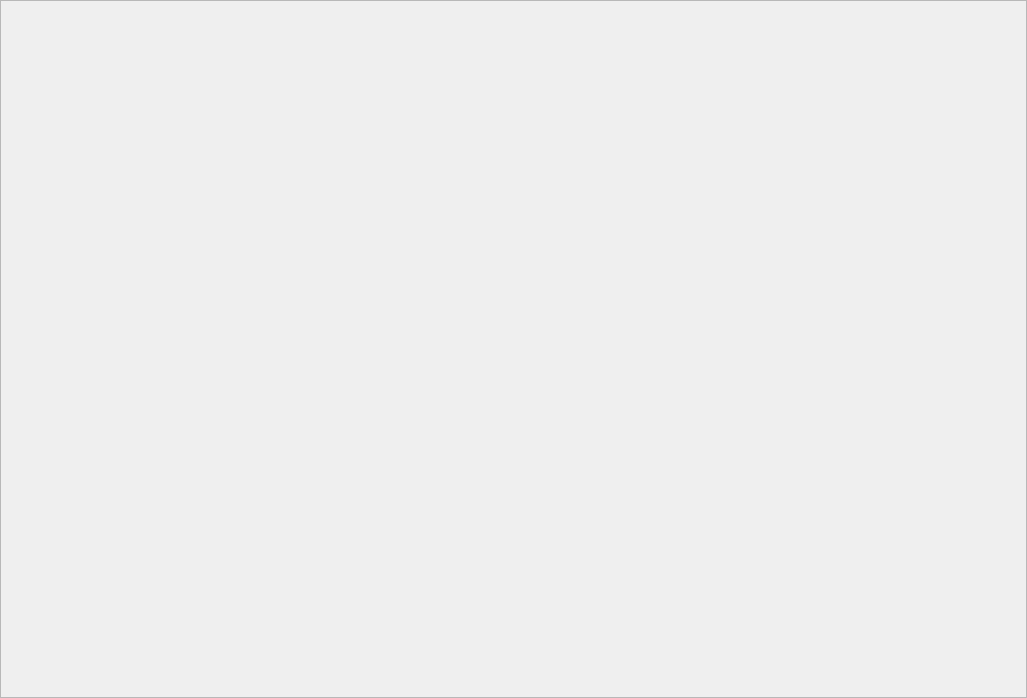
Zugzwangs/Eternal-Deck-Builder, file src/tab_gold_fich.ui: the form before one commit.
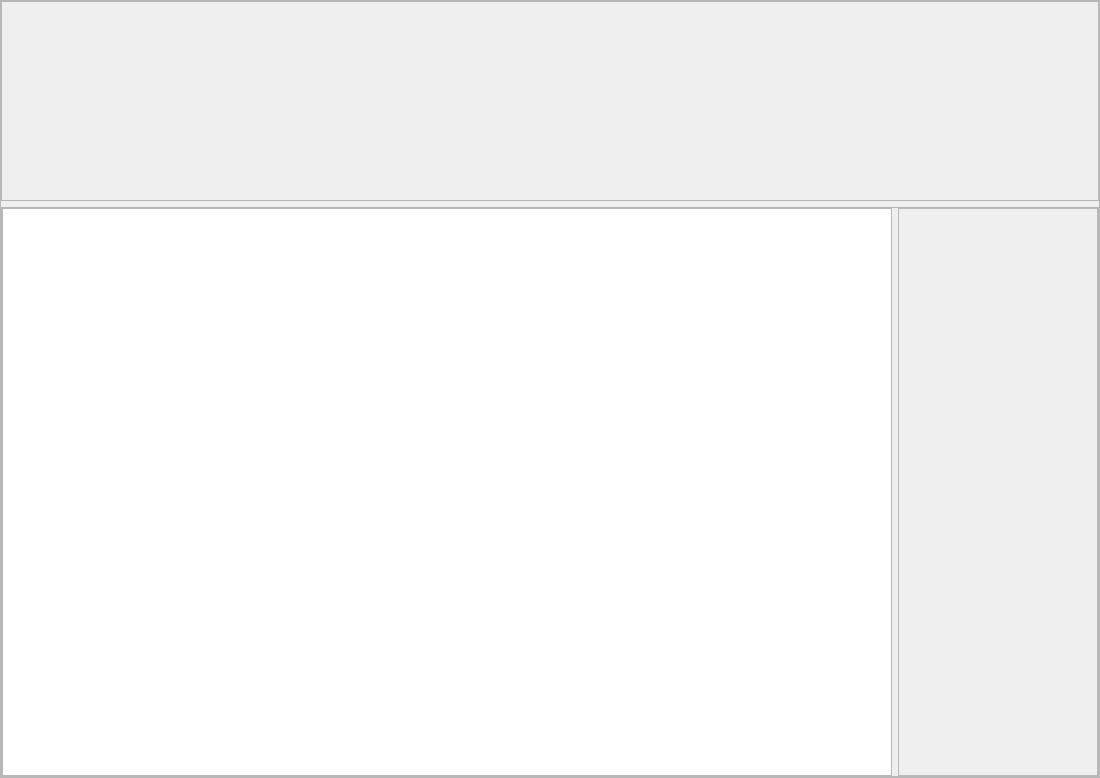
The form after the commit. Custom widgets are drawn as their Qt base class.

Commit message: layout tab gold fish added

Diff of the .ui file:
```diff
--- a/src/tab_gold_fich.ui
+++ b/src/tab_gold_fich.ui
@@ -6,8 +6,8 @@
    <rect>
     <x>0</x>
     <y>0</y>
-    <width>1027</width>
-    <height>698</height>
+    <width>1100</width>
+    <height>778</height>
    </rect>
   </property>
   <property name="windowTitle">
@@ -21,12 +21,157 @@
     <rect>
      <x>0</x>
      <y>0</y>
-     <width>1025</width>
-     <height>696</height>
+     <width>1098</width>
+     <height>776</height>
     </rect>
    </property>
+   <layout class="QVBoxLayout" name="verticalLayout" stretch="1,3">
+    <property name="leftMargin">
+     <number>0</number>
+    </property>
+    <property name="topMargin">
+     <number>0</number>
+    </property>
+    <property name="rightMargin">
+     <number>0</number>
+    </property>
+    <property name="bottomMargin">
+     <number>0</number>
+    </property>
+    <item>
+     <widget class="QFrame" name="TopBoard">
+      <property name="sizePolicy">
+       <sizepolicy hsizetype="Preferred" vsizetype="Fixed">
+        <horstretch>0</horstretch>
+        <verstretch>0</verstretch>
+       </sizepolicy>
+      </property>
+      <property name="minimumSize">
+       <size>
+        <width>0</width>
+        <height>200</height>
+       </size>
+      </property>
+      <property name="maximumSize">
+       <size>
+        <width>16777215</width>
+        <height>200</height>
+       </size>
+      </property>
+      <property name="frameShape">
+       <enum>QFrame::StyledPanel</enum>
+      </property>
+      <property name="frameShadow">
+       <enum>QFrame::Raised</enum>
+      </property>
+      <layout class="QHBoxLayout" name="horizontalLayout">
+       <property name="leftMargin">
+        <number>0</number>
+       </property>
+       <property name="topMargin">
+        <number>0</number>
+       </property>
+       <property name="rightMargin">
+        <number>0</number>
+       </property>
+       <property name="bottomMargin">
+        <number>0</number>
+       </property>
+       <item>
+        <spacer name="horizontalSpacer">
+         <property name="orientation">
+          <enum>Qt::Horizontal</enum>
+         </property>
+         <property name="sizeHint" stdset="0">
+          <size>
+           <width>40</width>
+           <height>20</height>
+          </size>
+         </property>
+        </spacer>
+       </item>
+      </layout>
+     </widget>
+    </item>
+    <item>
+     <widget class="QFrame" name="frame">
+      <property name="frameShape">
+       <enum>QFrame::StyledPanel</enum>
+      </property>
+      <property name="frameShadow">
+       <enum>QFrame::Raised</enum>
+      </property>
+      <layout class="QHBoxLayout" name="horizontalLayout_2" stretch="4,1">
+       <property name="leftMargin">
+        <number>0</number>
+       </property>
+       <property name="topMargin">
+        <number>0</number>
+       </property>
+       <property name="rightMargin">
+        <number>0</number>
+       </property>
+       <property name="bottomMargin">
+        <number>0</number>
+       </property>
+       <item>
+        <widget class="PGraphicsView" name="TabledeJeu"/>
+       </item>
+       <item>
+        <widget class="QFrame" name="SideBoard">
+         <property name="sizePolicy">
+          <sizepolicy hsizetype="Fixed" vsizetype="Preferred">
+           <horstretch>0</horstretch>
+           <verstretch>0</verstretch>
+          </sizepolicy>
+         </property>
+         <property name="minimumSize">
+          <size>
+           <width>200</width>
+           <height>0</height>
+          </size>
+         </property>
+         <property name="maximumSize">
+          <size>
+           <width>200</width>
+           <height>16777215</height>
+          </size>
+         </property>
+         <property name="frameShape">
+          <enum>QFrame::StyledPanel</enum>
+         </property>
+         <property name="frameShadow">
+          <enum>QFrame::Raised</enum>
+         </property>
+         <layout class="QVBoxLayout" name="verticalLayout_2">
+          <property name="leftMargin">
+           <number>0</number>
+          </property>
+          <property name="topMargin">
+           <number>0</number>
+          </property>
+          <property name="rightMargin">
+           <number>0</number>
+          </property>
+          <property name="bottomMargin">
+           <number>0</number>
+          </property>
+         </layout>
+        </widget>
+       </item>
+      </layout>
+     </widget>
+    </item>
+   </layout>
   </widget>
  </widget>
+ <customwidgets>
+  <customwidget>
+   <class>PGraphicsView</class>
+   <extends>QGraphicsView</extends>
+   <header>playground.h</header>
+  </customwidget>
+ </customwidgets>
  <resources/>
  <connections/>
 </ui>
```
The commit also changes 15 other files.
